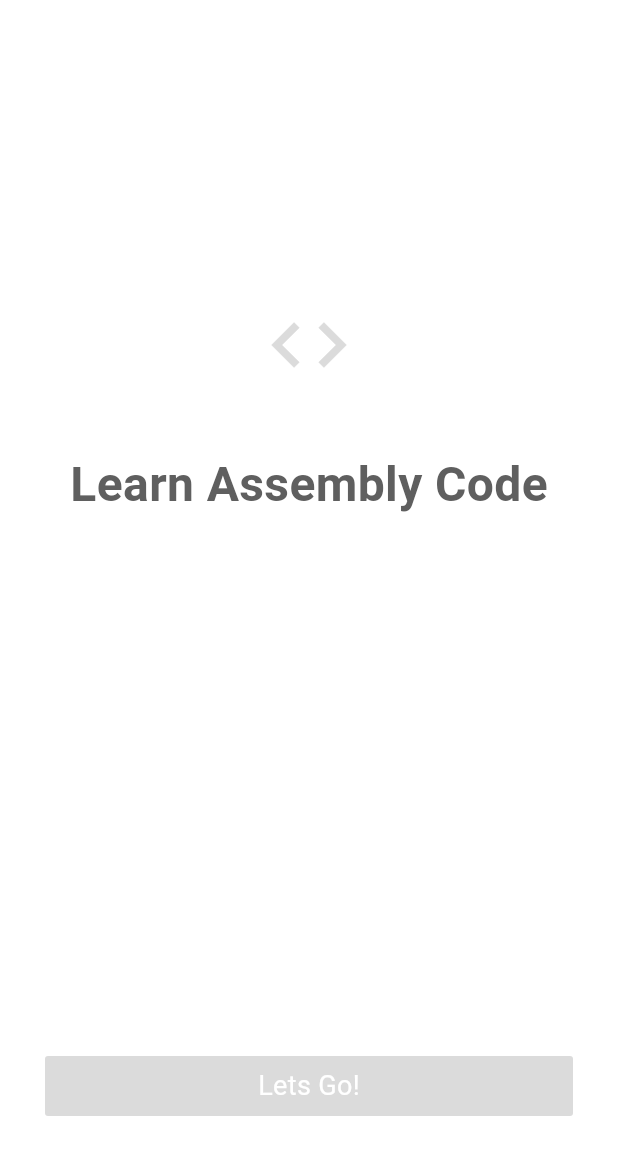
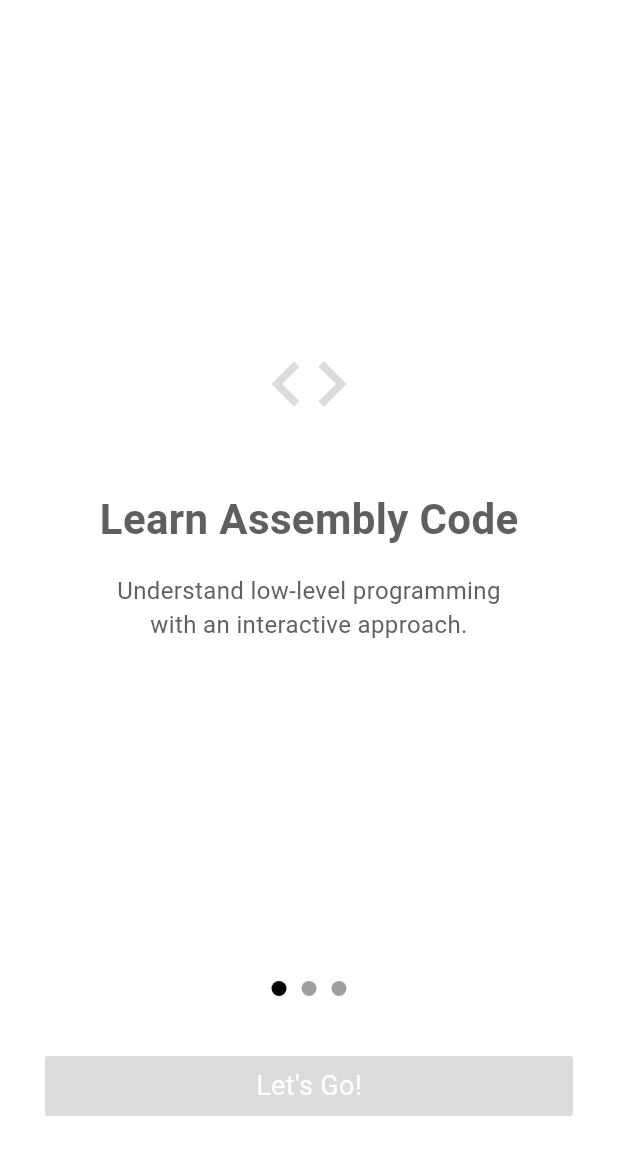
Before and after one commit to ashtonjamesd/wisteria, a Flutter app: the screen it shows after launch, on a phone screen of 412 x 824 dp. Shown: the top 1155 px of the screen. Run offline on Flutter 3.47's test engine with Material 3 defaults, Android fonts, the phone set to English and light mode, and no system bars; our stand-ins replace cloud_firestore, firebase_auth, firebase_core, simple_icons; accounts and stored records are empty.

Commit message:
update welcome screens

```diff
--- a/lib/app/views/welcome/welcome_view.dart
+++ b/lib/app/views/welcome/welcome_view.dart
@@ -1,12 +1,10 @@
 import 'package:flutter/material.dart';
 import 'package:wisteria/app/constants.dart';
 import 'package:wisteria/app/utils/globals.dart';
-import 'package:wisteria/app/views/vm/vm_view.dart';
-import 'package:wisteria/app/widgets/wisteria_box.dart';
+import 'package:wisteria/app_view.dart';
 import 'package:wisteria/app/widgets/wisteria_button.dart';
 import 'package:wisteria/app/widgets/wisteria_icon.dart';
 import 'package:wisteria/app/widgets/wisteria_text.dart';
-import 'package:wisteria/app_view.dart';
 
 class WelcomeView extends StatefulWidget {
   const WelcomeView({super.key});
@@ -16,39 +14,48 @@ class WelcomeView extends StatefulWidget {
 }
 
 class _WelcomeViewState extends State<WelcomeView> {
-  int pageIndex = 0;
+  final _pageController = PageController();
+  int _currentPage = 0;
 
-  var pageMap =  {};
-
-  @override
-  void initState() {
-    pageMap = {
-      0: welcomePageOne(),
-      1: welcomePageTwo(),
-      2: welcomePageThree(),
-    };
-
-    super.initState();
-  }
+  static const double titleSize = 28;
+  static const double textSize = 16;
 
   @override
   Widget build(BuildContext context) {
     return Scaffold(
       backgroundColor: primaryWhite,
-      body: defaultPageWidget(pageMap[pageIndex]),
-    );
-  }
-
-  Widget defaultPageWidget(Widget page) {
-    return Center(
-      child: Column(
+      body: Column(
         children: [
-          page,
-          const Spacer(),
+          Expanded(
+            child: PageView(
+              controller: _pageController,
+              onPageChanged: (index) {
+                setState(() {
+                  _currentPage = index;
+                });
+              },
+              children: [
+                buildPage(
+                  "Learn Assembly Code",
+                  "Understand low-level programming with an interactive approach.",
+                  Icons.code
+                ),
+                buildPage(
+                  "Interactive Virtual Machine",
+                  "Simulate a CPU and see your code in action in real-time.",
+                  Icons.computer
+                ),
+                buildPage(
+                  "Programming Exercises",
+                  "Solve challenges and improve your assembly programming skills.",
+                  Icons.terminal
+                ),
+              ],
+            ),
+          ),
 
           pageCircleSymbols(),
-          const SizedBox(height: 80),
-
+          const SizedBox(height: 40),
           letsGoButton(),
           const SizedBox(height: 80),
         ],
@@ -57,40 +64,48 @@ class _WelcomeViewState extends State<WelcomeView> {
   }
 
   Widget pageCircleSymbols() {
-    return SizedBox();
+    return Row(
+      mainAxisAlignment: MainAxisAlignment.center,
+      children: List.generate(3, (index) {
+        return Container(
+          margin: const EdgeInsets.symmetric(horizontal: 5),
+          width: 10,
+          height: 10,
+          decoration: BoxDecoration(
+            shape: BoxShape.circle,
+            color: _currentPage == index ? Colors.black : Colors.grey,
+          ),
+        );
+      }),
+    );
   }
 
-  Widget welcomePageOne() {
+  Widget buildPage(String title, String desc, IconData icon) {
     return Column(
+      mainAxisAlignment: MainAxisAlignment.center,
       children: [
-        const SizedBox(height: 200),
-
         WisteriaIcon(
-          icon: Icons.code,
+          icon: icon,
           size: 60,
         ),
-
         const SizedBox(height: 40),
-
         WisteriaText(
-          text: "Learn Assembly Code",
-          size: 32,
+          text: title,
+          size: titleSize,
           isBold: true,
         ),
-        WisteriaText(
-          text: "",
-          size: 18,
+        const SizedBox(height: 16),
+
+        SizedBox(
+          width: 280,
+          child: WisteriaText(
+            text: desc,
+            size: textSize,
+            align: TextAlign.center,
+          ),
         ),
       ],
     );
-  }
-
-  Widget welcomePageTwo() {
-    return WisteriaText(text: "page 2");
-  }
-
-  Widget welcomePageThree() {
-    return WisteriaText(text: "page 3");
   }
 
   Widget letsGoButton() {
@@ -98,7 +113,7 @@ class _WelcomeViewState extends State<WelcomeView> {
       width: MediaQuery.sizeOf(context).width - 60,
       height: 40,
       color: primaryGrey,
-      text: "Lets Go!",
+      text: "Let's Go!",
       textSize: 18,
       onTap: () {
         push(context, AppView());
--- a/lib/app/widgets/wisteria_text.dart
+++ b/lib/app/widgets/wisteria_text.dart
@@ -7,6 +7,7 @@ class WisteriaText extends StatelessWidget {
     required this.text,
     this.color = primaryTextColor,
     this.size = 14,
+    this.align,
     this.isBold = false
   });
 
@@ -14,11 +15,13 @@ class WisteriaText extends StatelessWidget {
   final Color color;
   final double size;
   final bool isBold;
+  final TextAlign? align;
 
   @override
   Widget build(BuildContext context) {
     return Text(
       text,
+      textAlign: align,
       style: TextStyle(
         color: color,
         fontSize: size,
```
